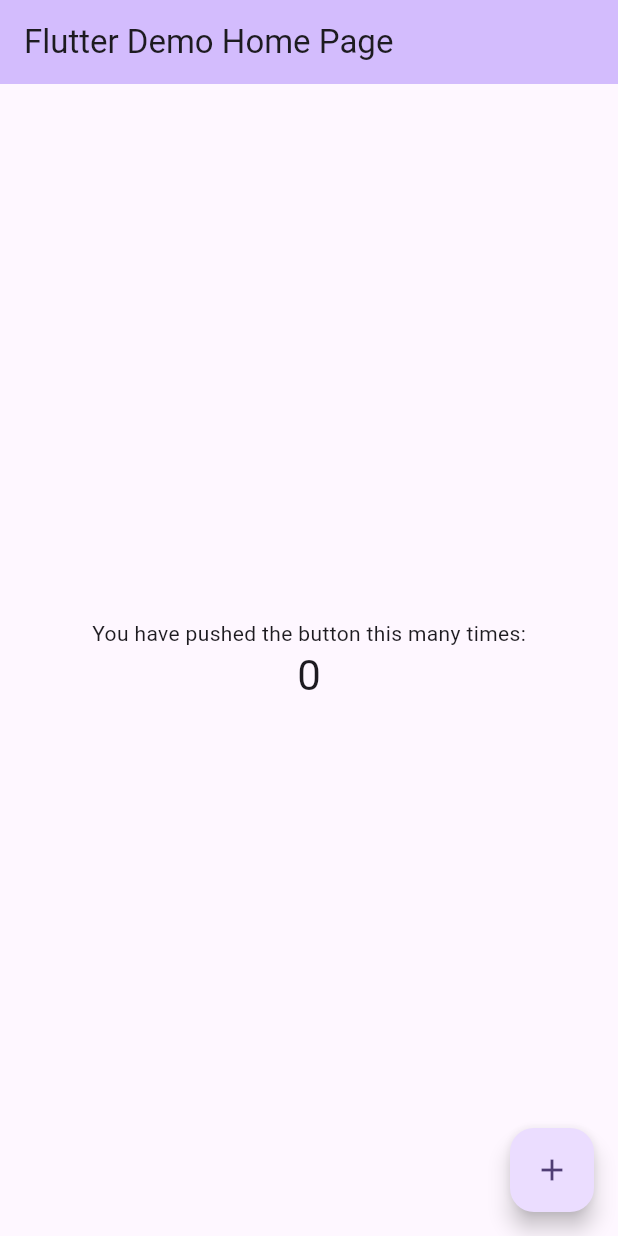
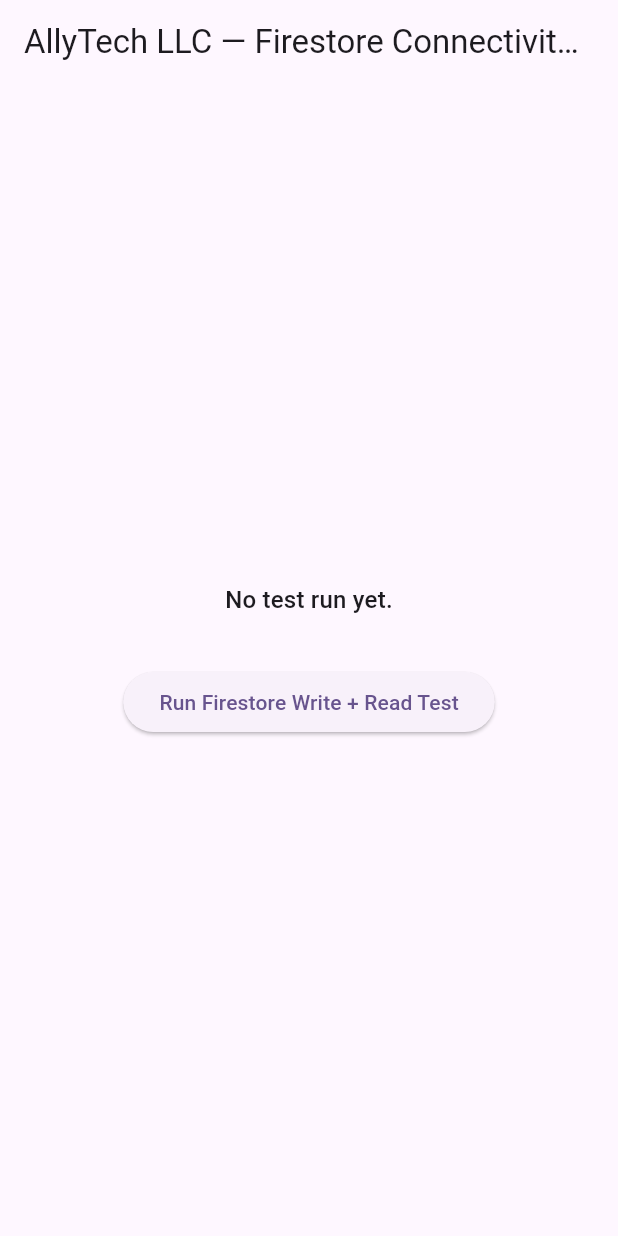
Before and after one commit to AllyTechEngineering/allytechllc, a Flutter app: the screen it shows after launch, on a phone screen of 412 x 824 dp. Run offline on Flutter 3.47's test engine with Material 3 defaults, Android fonts, the phone set to English and light mode, and no system bars; our stand-ins replace cloud_firestore, firebase_core; accounts and stored records are empty; statements that could not run were skipped.

```diff
--- a/lib/main.dart
+++ b/lib/main.dart
@@ -1,8 +1,9 @@
 import 'package:flutter/material.dart';
 import 'package:firebase_core/firebase_core.dart';
+import 'package:cloud_firestore/cloud_firestore.dart';
 import 'firebase_options.dart';
 
-void main() async {
+Future<void> main() async {
   WidgetsFlutterBinding.ensureInitialized();
   await Firebase.initializeApp(
     options: DefaultFirebaseOptions.currentPlatform,
@@ -13,116 +14,108 @@ void main() async {
 class MyApp extends StatelessWidget {
   const MyApp({super.key});
 
-  // This widget is the root of your application.
   @override
   Widget build(BuildContext context) {
     return MaterialApp(
-      title: 'Flutter Demo',
+      title: 'AllyTech LLC',
       theme: ThemeData(
-        // This is the theme of your application.
-        //
-        // TRY THIS: Try running your application with "flutter run". You'll see
-        // the application has a purple toolbar. Then, without quitting the app,
-        // try changing the seedColor in the colorScheme below to Colors.green
-        // and then invoke "hot reload" (save your changes or press the "hot
-        // reload" button in a Flutter-supported IDE, or press "r" if you used
-        // the command line to start the app).
-        //
-        // Notice that the counter didn't reset back to zero; the application
-        // state is not lost during the reload. To reset the state, use hot
-        // restart instead.
-        //
-        // This works for code too, not just values: Most code changes can be
-        // tested with just a hot reload.
         colorScheme: ColorScheme.fromSeed(seedColor: Colors.deepPurple),
+        useMaterial3: true,
       ),
-      home: const MyHomePage(title: 'Flutter Demo Home Page'),
+      home: const FirestoreTestPage(),
     );
   }
 }
 
-class MyHomePage extends StatefulWidget {
-  const MyHomePage({super.key, required this.title});
-
-  // This widget is the home page of your application. It is stateful, meaning
-  // that it has a State object (defined below) that contains fields that affect
-  // how it looks.
-
-  // This class is the configuration for the state. It holds the values (in this
-  // case the title) provided by the parent (in this case the App widget) and
-  // used by the build method of the State. Fields in a Widget subclass are
-  // always marked "final".
-
-  final String title;
+class FirestoreTestPage extends StatefulWidget {
+  const FirestoreTestPage({super.key});
 
   @override
-  State<MyHomePage> createState() => _MyHomePageState();
+  State<FirestoreTestPage> createState() => _FirestoreTestPageState();
 }
 
-class _MyHomePageState extends State<MyHomePage> {
-  int _counter = 0;
+class _FirestoreTestPageState extends State<FirestoreTestPage> {
+  String _status = 'No test run yet.';
+  String? _lastMessage;
+  bool _busy = false;
 
-  void _incrementCounter() {
+  Future<void> _runFirestoreTest() async {
     setState(() {
-      // This call to setState tells the Flutter framework that something has
-      // changed in this State, which causes it to rerun the build method below
-      // so that the display can reflect the updated values. If we changed
-      // _counter without calling setState(), then the build method would not be
-      // called again, and so nothing would appear to happen.
-      _counter++;
+      _busy = true;
+      _status = 'Writing test document...';
     });
+
+    try {
+      // 1. WRITE a test document to a 'test' collection.
+      final docRef = await FirebaseFirestore.instance.collection('test').add({
+        'message': 'Hello from allytechllc',
+        'timestamp': FieldValue.serverTimestamp(),
+      });
+
+      setState(() {
+        _status = 'Write succeeded (doc id: ${docRef.id}). Reading it back...';
+      });
+
+      // 2. READ it back to confirm the round trip.
+      final snapshot = await docRef.get();
+      final data = snapshot.data();
+
+      setState(() {
+        _status = 'Round trip successful!';
+        _lastMessage = data?['message']?.toString() ?? '(no message field)';
+        _busy = false;
+      });
+    } catch (e) {
+      setState(() {
+        _status = 'Firestore test FAILED: $e';
+        _busy = false;
+      });
+    }
   }
 
   @override
   Widget build(BuildContext context) {
-    // This method is rerun every time setState is called, for instance as done
-    // by the _incrementCounter method above.
-    //
-    // The Flutter framework has been optimized to make rerunning build methods
-    // fast, so that you can just rebuild anything that needs updating rather
-    // than having to individually change instances of widgets.
     return Scaffold(
       appBar: AppBar(
-        // TRY THIS: Try changing the color here to a specific color (to
-        // Colors.amber, perhaps?) and trigger a hot reload to see the AppBar
-        // change color while the other colors stay the same.
-        backgroundColor: Theme.of(context).colorScheme.inversePrimary,
-        // Here we take the value from the MyHomePage object that was created by
-        // the App.build method, and use it to set our appbar title.
-        title: Text(widget.title),
+        title: const Text('AllyTech LLC — Firestore Connectivity Test'),
       ),
       body: Center(
-        // Center is a layout widget. It takes a single child and positions it
-        // in the middle of the parent.
+        child: Padding(
+          padding: const EdgeInsets.all(24.0),
           child: Column(
-          // Column is also a layout widget. It takes a list of children and
-          // arranges them vertically. By default, it sizes itself to fit its
-          // children horizontally, and tries to be as tall as its parent.
-          //
-          // Column has various properties to control how it sizes itself and
-          // how it positions its children. Here we use mainAxisAlignment to
-          // center the children vertically; the main axis here is the vertical
-          // axis because Columns are vertical (the cross axis would be
-          // horizontal).
-          //
-          // TRY THIS: Invoke "debug painting" (choose the "Toggle Debug Paint"
-          // action in the IDE, or press "p" in the console), to see the
-          // wireframe for each widget.
             mainAxisAlignment: MainAxisAlignment.center,
-          children: <Widget>[
-            const Text('You have pushed the button this many times:'),
+            children: [
               Text(
-              '$_counter',
-              style: Theme.of(context).textTheme.headlineMedium,
+                _status,
+                textAlign: TextAlign.center,
+                style: Theme.of(context).textTheme.titleMedium,
+              ),
+              if (_lastMessage != null) ...[
+                const SizedBox(height: 12),
+                Text(
+                  'Read back from Firestore: "$_lastMessage"',
+                  textAlign: TextAlign.center,
+                  style: Theme.of(context)
+                      .textTheme
+                      .bodyLarge
+                      ?.copyWith(fontStyle: FontStyle.italic),
+                ),
+              ],
+              const SizedBox(height: 32),
+              ElevatedButton(
+                onPressed: _busy ? null : _runFirestoreTest,
+                child: _busy
+                    ? const SizedBox(
+                        width: 20,
+                        height: 20,
+                        child: CircularProgressIndicator(strokeWidth: 2),
+                      )
+                    : const Text('Run Firestore Write + Read Test'),
               ),
             ],
           ),
         ),
-      floatingActionButton: FloatingActionButton(
-        onPressed: _incrementCounter,
-        tooltip: 'Increment',
-        child: const Icon(Icons.add),
-      ), // This trailing comma makes auto-formatting nicer for build methods.
+      ),
     );
   }
 }
```
Also changed, not shown: firebase.json, 2 other files. Lines whose indentation alone changed are shown as unchanged.
